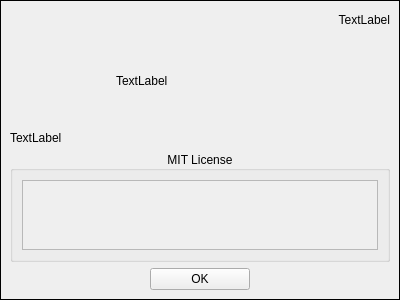
Qt form ui/about_dialog.ui (TheCodingJsoftware/Invigo) before a commit.
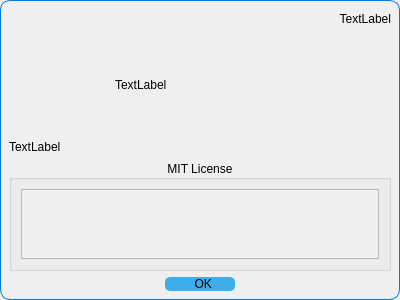
The same form after that commit. Icons and pictures are not drawn.

```diff
--- a/ui/about_dialog.ui
+++ b/ui/about_dialog.ui
@@ -30,7 +30,7 @@
     <number>0</number>
    </property>
    <item>
-    <widget class="QFrame" name="frame">
+    <widget class="QWidget" name="widget" native="true">
      <property name="contextMenuPolicy">
       <enum>Qt::ActionsContextMenu</enum>
      </property>
@@ -38,10 +38,13 @@
       <bool>false</bool>
      </property>
      <property name="styleSheet">
-      <string notr="true"/>
-     </property>
-     <property name="frameShape">
-      <enum>QFrame::Box</enum>
+      <string notr="true">QWidget#widget{
+	border-top-left-radius:10px;
+	border-bottom-left-radius:10px;
+	border-top-right-radius:10px;
+	border-bottom-right-radius:10px;
+	border: 1px solid  rgb(0,120,212);;
+}</string>
      </property>
      <layout class="QVBoxLayout" name="verticalLayout_3">
       <item>
@@ -146,7 +149,7 @@
              <rect>
               <x>0</x>
               <y>0</y>
-              <width>358</width>
+              <width>360</width>
               <height>69</height>
              </rect>
             </property>
@@ -170,23 +173,49 @@
         <item>
          <widget class="QPushButton" name="btnClose">
           <property name="sizePolicy">
-           <sizepolicy hsizetype="Minimum" vsizetype="Fixed">
+           <sizepolicy hsizetype="Fixed" vsizetype="Fixed">
             <horstretch>0</horstretch>
             <verstretch>0</verstretch>
            </sizepolicy>
           </property>
           <property name="maximumSize">
            <size>
-            <width>100</width>
+            <width>70</width>
             <height>16777215</height>
            </size>
           </property>
+          <property name="styleSheet">
+           <string notr="true">
+        QPushButton#btnClose{
+            background-color: #3daee9;
+            border: 0.04em solid  #3daee9;
+            border-radius: 5px;
+        }
+        QPushButton#btnClose:hover{
+            background-color: #49b3eb;
+            border: 0.04em solid  #49b3eb;
+            border-radius: 5px;
+        }
+        QPushButton#btnClose:pressed{
+            background-color: #5cbaed;
+            color: #bae2f8;
+            border: 0.04em solid  #5cbaed;
+            border-radius: 5px;
+        }</string>
+          </property>
           <property name="text">
-           <string>OK</string>
+           <string>  OK</string>
+          </property>
+          <property name="icon">
+           <iconset>
+            <normaloff>BreezeStyleSheets/dist/pyqt6/dark/dialog_ok.svg</normaloff>BreezeStyleSheets/dist/pyqt6/dark/dialog_ok.svg</iconset>
           </property>
           <property name="checkable">
            <bool>false</bool>
           </property>
+          <property name="default">
+           <bool>true</bool>
+          </property>
          </widget>
         </item>
        </layout>
```
